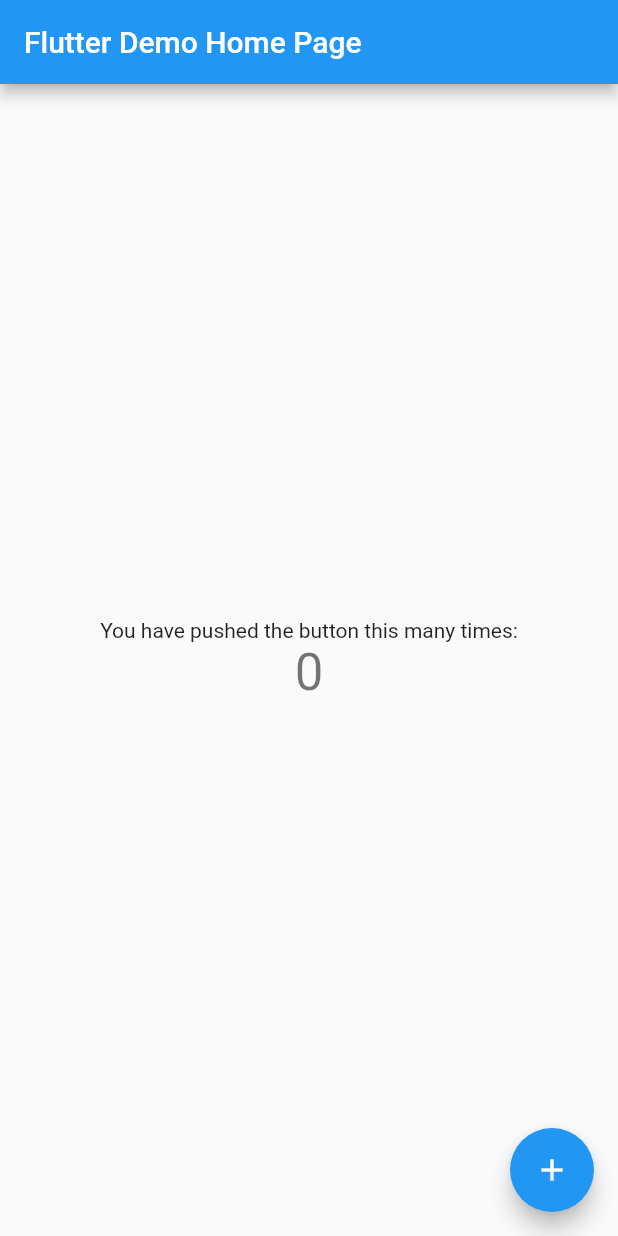
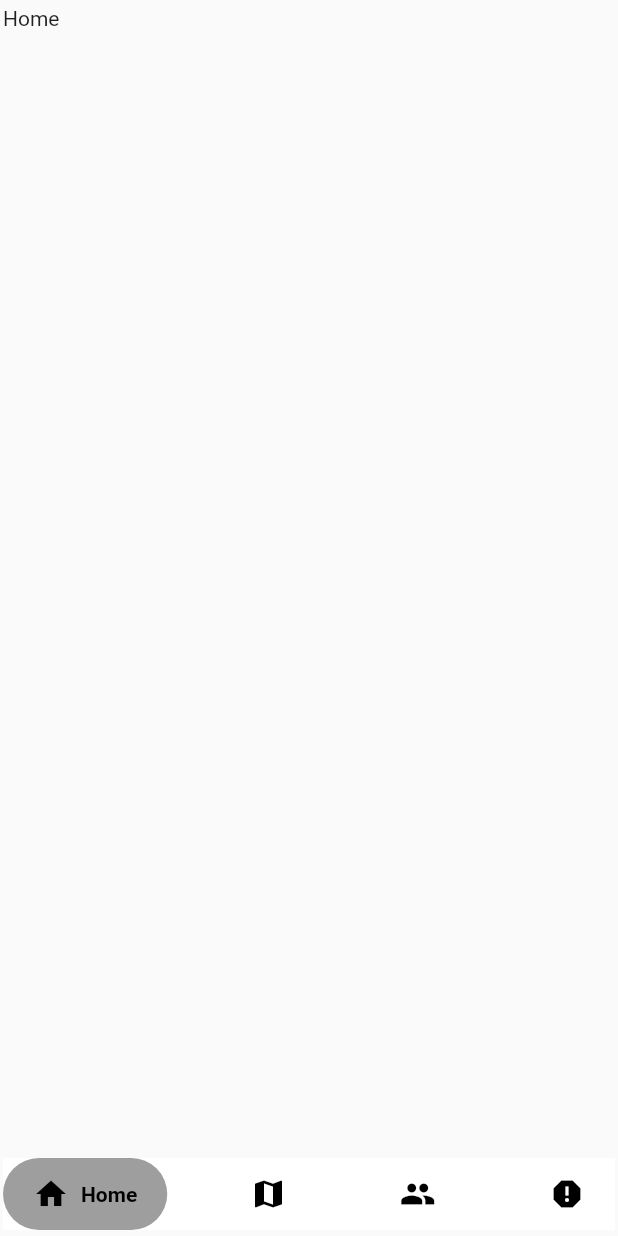
Before and after one commit to 5Asim/APP, a Flutter app: the screen it shows after launch, on a phone screen of 412 x 824 dp. Run offline on Flutter 3.47's test engine with Material 2 defaults, Android fonts, the phone set to English and light mode, and no system bars; drawn by our look-alikes of google_nav_bar.

Commit message:
Bottom Navigation

```diff
--- /dev/null
+++ b/lib/bottom_nav/Bottom_Navigaion.dart
@@ -0,0 +1,115 @@
+import 'package:google_nav_bar/google_nav_bar.dart';
+import 'package:flutter/material.dart';
+
+class BottomNav extends StatefulWidget {
+  BottomNav({Key? key}) : super(key: key);
+
+  @override
+  State<BottomNav> createState() => _BottomNavState();
+}
+
+class _BottomNavState extends State<BottomNav> {
+  int _page =0;
+  final screens = [
+    Home(),
+    map(),
+    Profile(),
+    Pdf(),
+  ];
+  @override
+  Widget build(BuildContext context) {
+    return Padding(
+      padding: EdgeInsets.symmetric(vertical: 4,horizontal: 2),
+      child: Scaffold(
+
+        bottomNavigationBar: GNav(
+
+        backgroundColor: Colors.white ,
+          hoverColor: Colors.grey,
+          gap: 8,
+          activeColor: Colors.black,
+          iconSize: 24,
+          padding: EdgeInsets.symmetric(horizontal: 20, vertical: 12),
+          duration: Duration(milliseconds: 400),
+          tabBackgroundColor: Colors.grey,
+          color: Colors.black,
+        tabs:const  [
+        GButton(
+          icon: Icons.home,
+          text: 'Home',
+        ),
+        GButton(
+          icon: Icons.map,
+
+          text: 'map',
+
+        ),
+
+        GButton(
+          icon: Icons.people,
+          text: 'Profile',
+        ),
+
+        GButton(
+          icon: Icons.report,
+
+          text: 'report',
+
+        ),
+        ],
+        selectedIndex: _page,
+        onTabChange: (index)
+        {
+        setState(() {
+          _page = index;
+        });
+        },
+        ),
+        body: IndexedStack(
+          index: _page,
+          children: screens,
+        ),
+      ),
+    );
+  }
+}
+
+
+class Home extends StatelessWidget {
+  const Home({Key? key}) : super(key: key);
+
+  @override
+  Widget build(BuildContext context) {
+    return Text("Home");
+  }
+}
+
+class map extends StatelessWidget {
+  const map({Key? key}) : super(key: key);
+
+  @override
+  Widget build(BuildContext context) {
+    return Text("Map");
+  }
+}
+
+class Profile extends StatelessWidget {
+  const Profile({Key? key}) : super(key: key);
+
+  @override
+  Widget build(BuildContext context) {
+    return Text("Profile");
+  }
+}
+
+
+class Pdf extends StatelessWidget {
+  const Pdf({
+    Key? key,
+  }) : super(key: key);
+
+  @override
+  Widget build(BuildContext context) {
+    return Text("Pdf");
+  }
+}
--- a/lib/main.dart
+++ b/lib/main.dart
@@ -1,115 +1,25 @@
 import 'package:flutter/material.dart';
+import 'package:sample/bottom_nav/Bottom_Navigaion.dart';
 
 void main() {
-  runApp(const MyApp());
+  runApp(MyApp());
 }
 
-class MyApp extends StatelessWidget {
+class MyApp extends StatefulWidget {
   const MyApp({Key? key}) : super(key: key);
 
+  @override
+  State<MyApp> createState() => _MyAppState();
+}
+
+class _MyAppState extends State<MyApp> {
   // This widget is the root of your application.
   @override
   Widget build(BuildContext context) {
     return MaterialApp(
-      title: 'Flutter Demo',
-      theme: ThemeData(
-        // This is the theme of your application.
-        //
-        // Try running your application with "flutter run". You'll see the
-        // application has a blue toolbar. Then, without quitting the app, try
-        // changing the primarySwatch below to Colors.green and then invoke
-        // "hot reload" (press "r" in the console where you ran "flutter run",
-        // or simply save your changes to "hot reload" in a Flutter IDE).
-        // Notice that the counter didn't reset back to zero; the application
-        // is not restarted.
-        primarySwatch: Colors.blue,
-      ),
-      home: const MyHomePage(title: 'Flutter Demo Home Page'),
+      home: Scaffold(
+       bottomNavigationBar: BottomNav(),
+      )
     );
   }
 }
-
-class MyHomePage extends StatefulWidget {
-  const MyHomePage({Key? key, required this.title}) : super(key: key);
-
-  // This widget is the home page of your application. It is stateful, meaning
-  // that it has a State object (defined below) that contains fields that affect
-  // how it looks.
-
-  // This class is the configuration for the state. It holds the values (in this
-  // case the title) provided by the parent (in this case the App widget) and
-  // used by the build method of the State. Fields in a Widget subclass are
-  // always marked "final".
-
-  final String title;
-
-  @override
-  State<MyHomePage> createState() => _MyHomePageState();
-}
-
-class _MyHomePageState extends State<MyHomePage> {
-  int _counter = 0;
-
-  void _incrementCounter() {
-    setState(() {
-      // This call to setState tells the Flutter framework that something has
-      // changed in this State, which causes it to rerun the build method below
-      // so that the display can reflect the updated values. If we changed
-      // _counter without calling setState(), then the build method would not be
-      // called again, and so nothing would appear to happen.
-      _counter++;
-    });
-  }
-
-  @override
-  Widget build(BuildContext context) {
-    // This method is rerun every time setState is called, for instance as done
-    // by the _incrementCounter method above.
-    //
-    // The Flutter framework has been optimized to make rerunning build methods
-    // fast, so that you can just rebuild anything that needs updating rather
-    // than having to individually change instances of widgets.
-    return Scaffold(
-      appBar: AppBar(
-        // Here we take the value from the MyHomePage object that was created by
-        // the App.build method, and use it to set our appbar title.
-        title: Text(widget.title),
-      ),
-      body: Center(
-        // Center is a layout widget. It takes a single child and positions it
-        // in the middle of the parent.
-        child: Column(
-          // Column is also a layout widget. It takes a list of children and
-          // arranges them vertically. By default, it sizes itself to fit its
-          // children horizontally, and tries to be as tall as its parent.
-          //
-          // Invoke "debug painting" (press "p" in the console, choose the
-          // "Toggle Debug Paint" action from the Flutter Inspector in Android
-          // Studio, or the "Toggle Debug Paint" command in Visual Studio Code)
-          // to see the wireframe for each widget.
-          //
-          // Column has various properties to control how it sizes itself and
-          // how it positions its children. Here we use mainAxisAlignment to
-          // center the children vertically; the main axis here is the vertical
-          // axis because Columns are vertical (the cross axis would be
-          // horizontal).
-          mainAxisAlignment: MainAxisAlignment.center,
-          children: <Widget>[
-            const Text(
-              'You have pushed the button this many times:',
-            ),
-            Text(
-              '$_counter',
-              style: Theme.of(context).textTheme.headline4,
-            ),
-          ],
-        ),
-      ),
-      floatingActionButton: FloatingActionButton(
-        onPressed: _incrementCounter,
-        tooltip: 'Increment',
-        child: const Icon(Icons.add),
-      ), // This trailing comma makes auto-formatting nicer for build methods.
-    );
-  }
-}
--- a/pubspec.yaml
+++ b/pubspec.yaml
@@ -33,6 +33,7 @@ dependencies:
 
   # The following adds the Cupertino Icons font to your application.
   # Use with the CupertinoIcons class for iOS style icons.
+  google_nav_bar: ^5.0.6
   cupertino_icons: ^1.0.2
 
 dev_dependencies:
```
Also changed, not shown: lib/routes/routes.dart (added), pubspec.lock.
